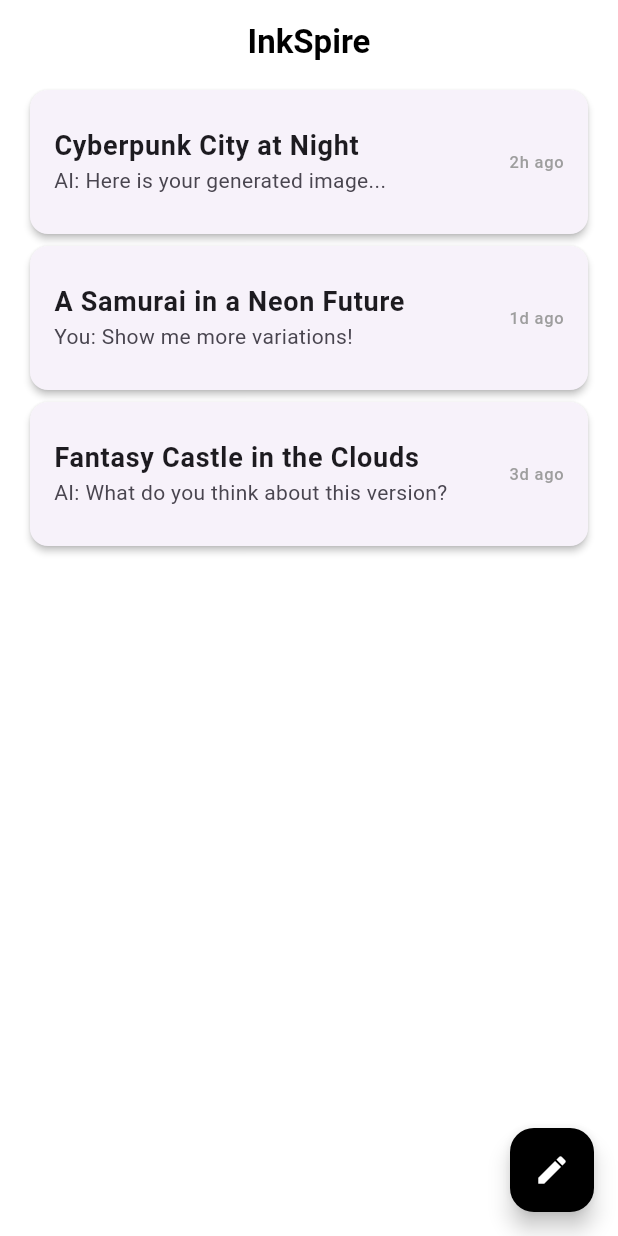
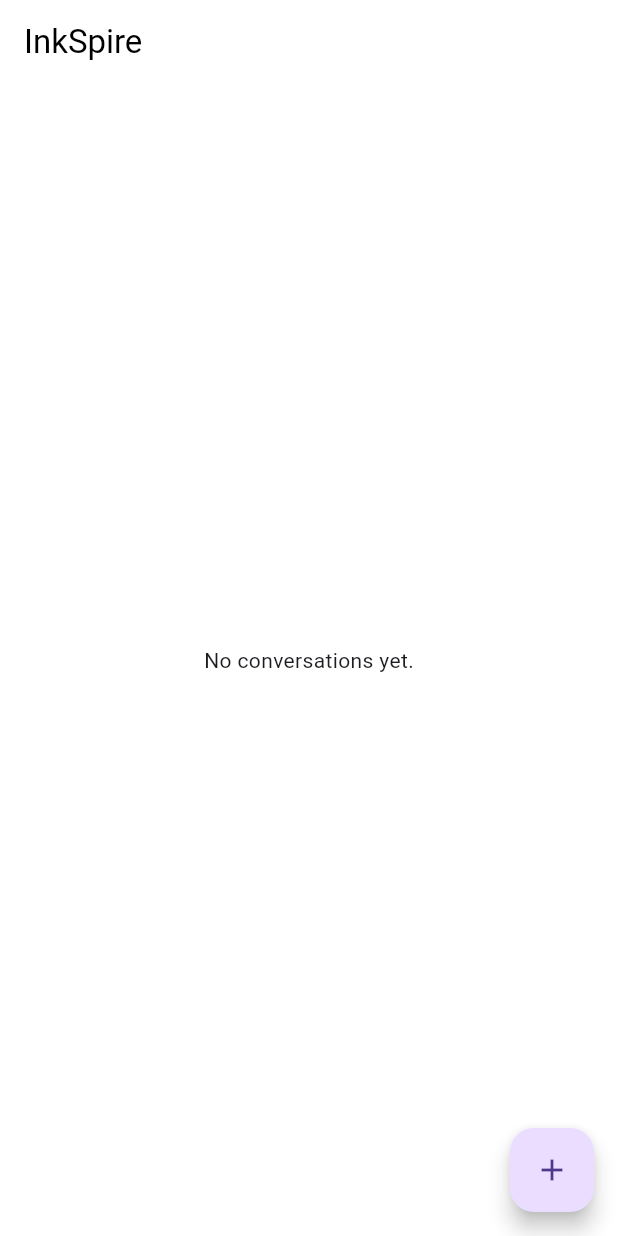
Before and after one commit to emnggprw/inkspire, a Flutter app: the screen it shows after launch, on a phone screen of 412 x 824 dp. Run offline on Flutter 3.47's test engine with Material 3 defaults, Android fonts, the phone set to English and light mode, and no system bars.

Commit message:
Updated generated image model and home screen UI

```diff
--- /dev/null
+++ b/lib/models/generated_image.dart
@@ -0,0 +1,6 @@
+class GeneratedImage {
+  final String prompt;
+  final String imageUrl;
+
+  GeneratedImage({required this.prompt, required this.imageUrl});
+}
--- a/lib/screens/home_screen.dart
+++ b/lib/screens/home_screen.dart
@@ -1,102 +1,54 @@
 import 'package:flutter/material.dart';
+import 'package:inkspire/models/chat.dart';
 import 'package:inkspire/screens/prompt_screen.dart';
-import 'package:inkspire/models/chat.dart';
-import 'package:inkspire/widgets/conversation_item.dart';
 
 class HomeScreen extends StatefulWidget {
   const HomeScreen({super.key});
 
   @override
-  _HomeScreenState createState() => _HomeScreenState();
+  State<HomeScreen> createState() => _HomeScreenState();
 }
 
 class _HomeScreenState extends State<HomeScreen> {
-  final List<Chat> _conversations = [
-    Chat(
-      title: 'Cyberpunk City at Night',
-      prompt: 'A futuristic city glowing with neon lights under the night sky.',
-      lastMessage: 'AI: Here is your generated image...',
-      timestamp: DateTime.now().subtract(const Duration(hours: 2)),
-    ),
-    Chat(
-      title: 'A Samurai in a Neon Future',
-      prompt: 'A cybernetic samurai standing in the rain-soaked streets of Tokyo.',
-      lastMessage: 'You: Show me more variations!',
-      timestamp: DateTime.now().subtract(const Duration(days: 1)),
-    ),
-    Chat(
-      title: 'Fantasy Castle in the Clouds',
-      prompt: 'A majestic floating castle surrounded by a golden sunset.',
-      lastMessage: 'AI: What do you think about this version?',
-      timestamp: DateTime.now().subtract(const Duration(days: 3)),
-    ),
-  ];
+  List<Chat> chats = [];
 
-  // Function to add a new conversation
-  void _addNewConversation(Chat newConvo) {
+  // Function to handle new chat additions
+  void addNewChat(Chat chat) {
     setState(() {
-      _conversations.insert(0, newConvo); // Add new chat at the top
+      chats.insert(0, chat);
     });
-  }
-
-  // Function to format timestamps
-  String _formatTimestamp(DateTime timestamp) {
-    final Duration difference = DateTime.now().difference(timestamp);
-    if (difference.inMinutes < 60) {
-      return '${difference.inMinutes}m ago';
-    } else if (difference.inHours < 24) {
-      return '${difference.inHours}h ago';
-    } else {
-      return '${difference.inDays}d ago';
-    }
   }
 
   @override
   Widget build(BuildContext context) {
     return Scaffold(
-      appBar: AppBar(
-        title: const Text('InkSpire', style: TextStyle(fontWeight: FontWeight.bold)),
-        centerTitle: true,
-      ),
-      body: Padding(
-        padding: const EdgeInsets.symmetric(horizontal: 16),
-        child: ListView.builder(
-          itemCount: _conversations.length,
-          itemBuilder: (context, index) {
-            final convo = _conversations[index];
-            return ConversationItem(
-              title: convo.title,
-              lastMessage: convo.lastMessage ?? 'No messages yet...',
-              timestamp: _formatTimestamp(convo.timestamp),
-              onTap: () {
-                Navigator.push(
-                  context,
-                  MaterialPageRoute(
-                    builder: (context) => PromptScreen(onNewChat: _addNewConversation),
-                  ),
-                );
-              },
-            );
-          },
-        ),
+      appBar: AppBar(title: const Text('InkSpire')),
+      body: chats.isEmpty
+          ? const Center(child: Text('No conversations yet.'))
+          : ListView.builder(
+        itemCount: chats.length,
+        itemBuilder: (context, index) {
+          final chat = chats[index];
+          return ListTile(
+            title: Text(chat.title),
+            subtitle: Text(chat.prompt, maxLines: 1, overflow: TextOverflow.ellipsis),
+            leading: chat.imageUrl != null
+                ? Image.network(chat.imageUrl!, width: 50, height: 50, fit: BoxFit.cover)
+                : const Icon(Icons.image),
+          );
+        },
       ),
       floatingActionButton: FloatingActionButton(
-        onPressed: () async {
-          final newConvo = await Navigator.push(
+        onPressed: () {
+          Navigator.push(
             context,
             MaterialPageRoute(
-              builder: (context) => PromptScreen(onNewChat: _addNewConversation),
+              builder: (context) => PromptScreen(onNewChat: addNewChat),
             ),
           );
-
-          if (newConvo is Chat) {
-            _addNewConversation(newConvo); // Only add if newConvo is a valid Chat
-          }
         },
-        backgroundColor: Colors.black,
-        child: const Icon(Icons.edit, color: Colors.white),
+        child: const Icon(Icons.add),
       ),
-
     );
   }
 }
```
Also changed, not shown: lib/screens/prompt_screen.dart (+10 -10 lines).
